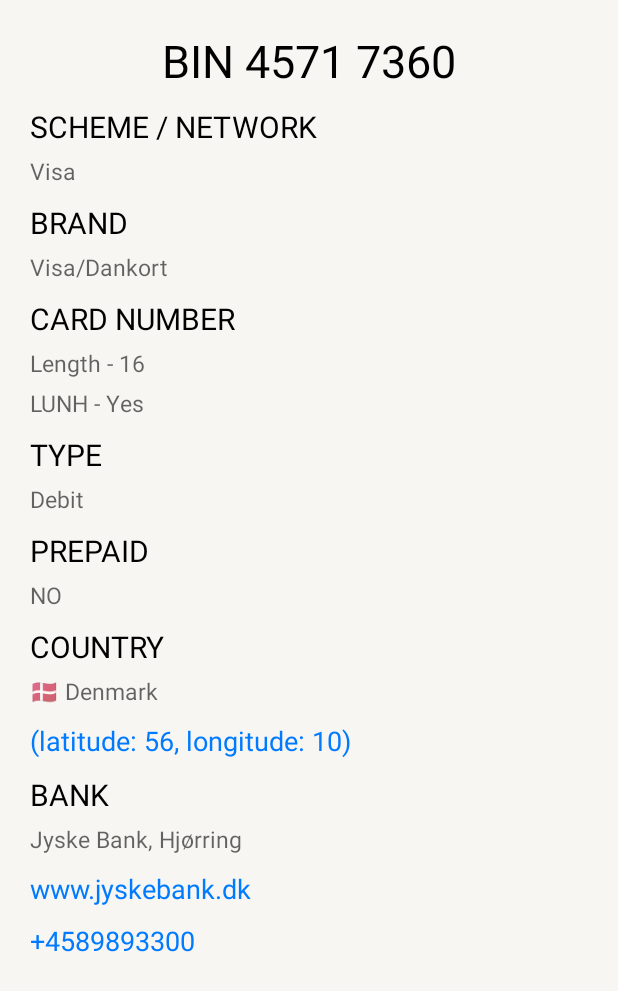
After one commit to Secur1ty-21/BimInfoApp, an Android app: the layout bin_detail_fragment.xml on its own in the app's theme, with its tools: preview values and no code run, on a phone screen of 412 x 824 dp. The commit adds this screen. Shown: the top 991 px of the screen. Run offline under Robolectric (Android 15) with nearby library versions, the phone set to English and light mode, and no system bars.

Commit message:
Add bin detail info layout

```diff
--- a/app/src/main/java/ru/yamost/bininfo/MainActivity.kt
+++ b/app/src/main/java/ru/yamost/bininfo/presentation/MainActivity.kt
@@ -1,16 +1,16 @@
-package ru.yamost.bininfo
+package ru.yamost.bininfo.presentation
 
 import androidx.appcompat.app.AppCompatActivity
 import android.os.Bundle
-import ru.yamost.bininfo.databinding.ActivityMainBinding
+import ru.yamost.bininfo.databinding.BinDetailFragmentBinding
 
 class MainActivity : AppCompatActivity() {
 
-    private lateinit var binding: ActivityMainBinding
+    private lateinit var binding: BinDetailFragmentBinding
 
     override fun onCreate(savedInstanceState: Bundle?) {
         super.onCreate(savedInstanceState)
-        binding = ActivityMainBinding.inflate(layoutInflater)
+        binding = BinDetailFragmentBinding.inflate(layoutInflater)
         setContentView(binding.root)
     }
 }
--- /dev/null
+++ b/app/src/main/res/layout/bin_detail_fragment.xml
@@ -0,0 +1,160 @@
+<?xml version="1.0" encoding="utf-8"?>
+<ScrollView xmlns:android="http://schemas.android.com/apk/res/android"
+    xmlns:tools="http://schemas.android.com/tools"
+    android:layout_width="match_parent"
+    android:layout_height="match_parent"
+    android:background="?attr/screenBackgroundColor"
+    android:paddingHorizontal="@dimen/screenPadding">
+
+    <LinearLayout
+        android:layout_width="match_parent"
+        android:layout_height="wrap_content"
+        android:orientation="vertical">
+
+        <TextView
+            android:id="@+id/bin_number"
+            style="@style/HeadTextView"
+            android:layout_width="wrap_content"
+            android:layout_height="wrap_content"
+            android:layout_gravity="center"
+            android:layout_marginTop="20dp"
+            tools:text="BIN 4571 7360" />
+
+        <TextView
+            style="@style/TitleTextView"
+            android:layout_width="wrap_content"
+            android:layout_height="wrap_content"
+            android:layout_marginTop="10dp"
+            tools:text="SCHEME / NETWORK" />
+
+        <TextView
+            android:id="@+id/scheme"
+            style="@style/DescriptionTextView"
+            android:layout_width="wrap_content"
+            android:layout_height="wrap_content"
+            android:layout_marginTop="5dp"
+            tools:text="Visa" />
+
+        <TextView
+            style="@style/TitleTextView"
+            android:layout_width="wrap_content"
+            android:layout_height="wrap_content"
+            android:layout_marginTop="10dp"
+            tools:text="BRAND" />
+
+        <TextView
+            android:id="@+id/brand"
+            style="@style/DescriptionTextView"
+            android:layout_width="wrap_content"
+            android:layout_height="wrap_content"
+            android:layout_marginTop="5dp"
+            tools:text="Visa/Dankort" />
+
+        <TextView
+            style="@style/TitleTextView"
+            android:layout_width="wrap_content"
+            android:layout_height="wrap_content"
+            android:layout_marginTop="10dp"
+            tools:text="CARD NUMBER" />
+
+        <TextView
+            android:id="@+id/card_length"
+            style="@style/DescriptionTextView"
+            android:layout_width="wrap_content"
+            android:layout_height="wrap_content"
+            android:layout_marginTop="5dp"
+            tools:text="Length - 16" />
+
+        <TextView
+            android:id="@+id/lunh"
+            style="@style/DescriptionTextView"
+            android:layout_width="wrap_content"
+            android:layout_height="wrap_content"
+            android:layout_marginTop="5dp"
+            tools:text="LUNH - Yes" />
+
+        <TextView
+            style="@style/TitleTextView"
+            android:layout_width="wrap_content"
+            android:layout_height="wrap_content"
+            android:layout_marginTop="10dp"
+            tools:text="TYPE" />
+
+        <TextView
+            android:id="@+id/card_type"
+            style="@style/DescriptionTextView"
+            android:layout_width="wrap_content"
+            android:layout_height="wrap_content"
+            android:layout_marginTop="5dp"
+            tools:text="Debit" />
+
+        <TextView
+            style="@style/TitleTextView"
+            android:layout_width="wrap_content"
+            android:layout_height="wrap_content"
+            android:layout_marginTop="10dp"
+            tools:text="PREPAID" />
+
+        <TextView
+            android:id="@+id/card_prepaid"
+            style="@style/DescriptionTextView"
+            android:layout_width="wrap_content"
+            android:layout_height="wrap_content"
+            android:layout_marginTop="5dp"
+            tools:text="NO" />
+
+        <TextView
+            style="@style/TitleTextView"
+            android:layout_width="wrap_content"
+            android:layout_height="wrap_content"
+            android:layout_marginTop="10dp"
+            tools:text="COUNTRY" />
+
+        <TextView
+            android:id="@+id/country_name"
+            style="@style/DescriptionTextView"
+            android:layout_width="wrap_content"
+            android:layout_height="wrap_content"
+            android:layout_marginTop="5dp"
+            tools:text="🇩🇰 Denmark" />
+
+        <TextView
+            android:id="@+id/country_coordinates"
+            style="@style/ClickableTextView"
+            android:layout_width="wrap_content"
+            android:layout_height="wrap_content"
+            android:layout_marginTop="10dp"
+            tools:text="(latitude: 56, longitude: 10)" />
+
+        <TextView
+            style="@style/TitleTextView"
+            android:layout_width="wrap_content"
+            android:layout_height="wrap_content"
+            android:layout_marginTop="10dp"
+            tools:text="BANK" />
+
+        <TextView
+            android:id="@+id/bank_name"
+            style="@style/DescriptionTextView"
+            android:layout_width="wrap_content"
+            android:layout_height="wrap_content"
+            android:layout_marginTop="5dp"
+            tools:text="Jyske Bank, Hjørring" />
+
+        <TextView
+            android:id="@+id/bank_url"
+            style="@style/ClickableTextView"
+            android:layout_width="wrap_content"
+            android:layout_height="wrap_content"
+            android:layout_marginTop="10dp"
+            tools:text="www.jyskebank.dk" />
+
+        <TextView
+            android:id="@+id/bank_phone"
+            style="@style/ClickableTextView"
+            android:layout_width="wrap_content"
+            android:layout_height="wrap_content"
+            android:layout_marginTop="10dp"
+            tools:text="+4589893300" />
+    </LinearLayout>
+</ScrollView>
```
